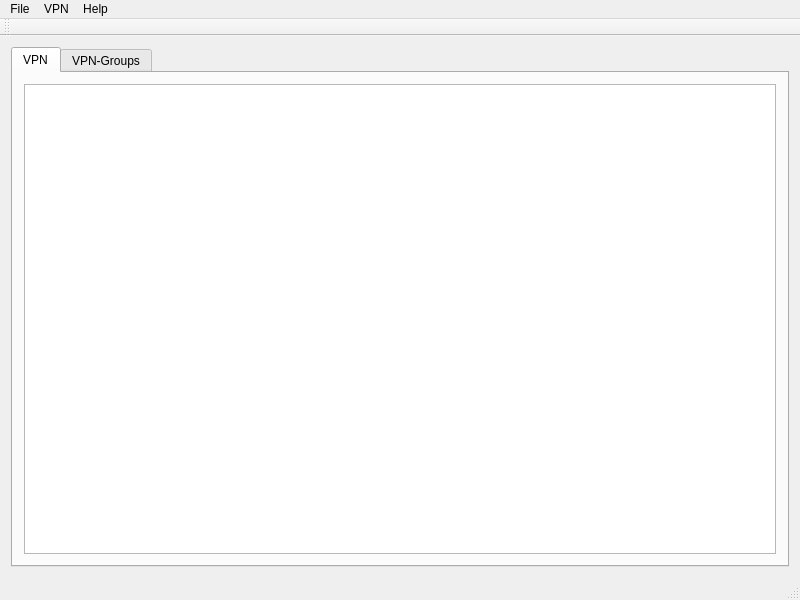
Qt form mainwindow.ui (theinvisible/openfortigui) before a commit.
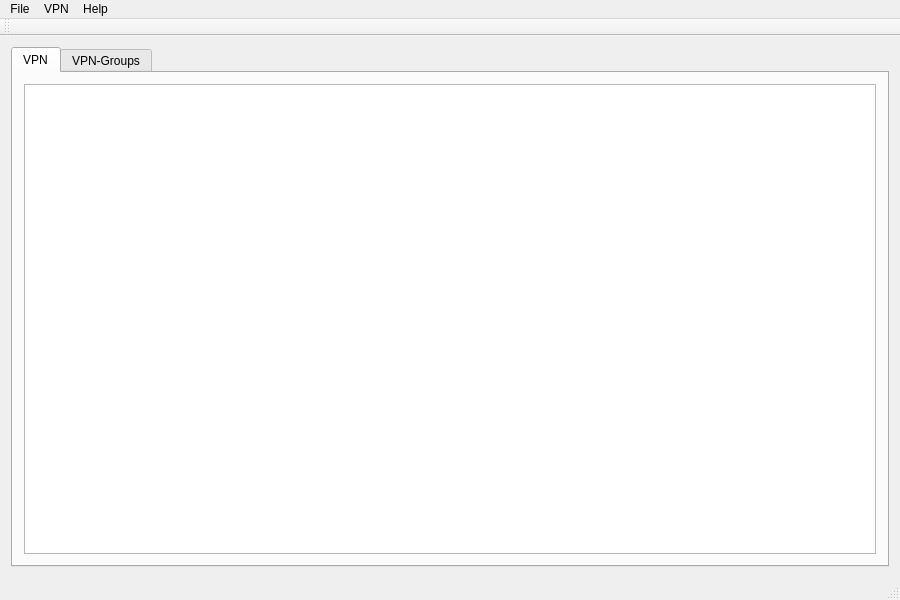
The same form after that commit. Icons and pictures are not drawn.

Diff of the .ui file:
```diff
--- a/mainwindow.ui
+++ b/mainwindow.ui
@@ -6,7 +6,7 @@
    <rect>
     <x>0</x>
     <y>0</y>
-    <width>800</width>
+    <width>900</width>
     <height>600</height>
    </rect>
   </property>
@@ -78,8 +78,8 @@
     <rect>
      <x>0</x>
      <y>0</y>
-     <width>800</width>
-     <height>19</height>
+     <width>900</width>
+     <height>23</height>
     </rect>
    </property>
    <widget class="QMenu" name="menuDatei">
```
